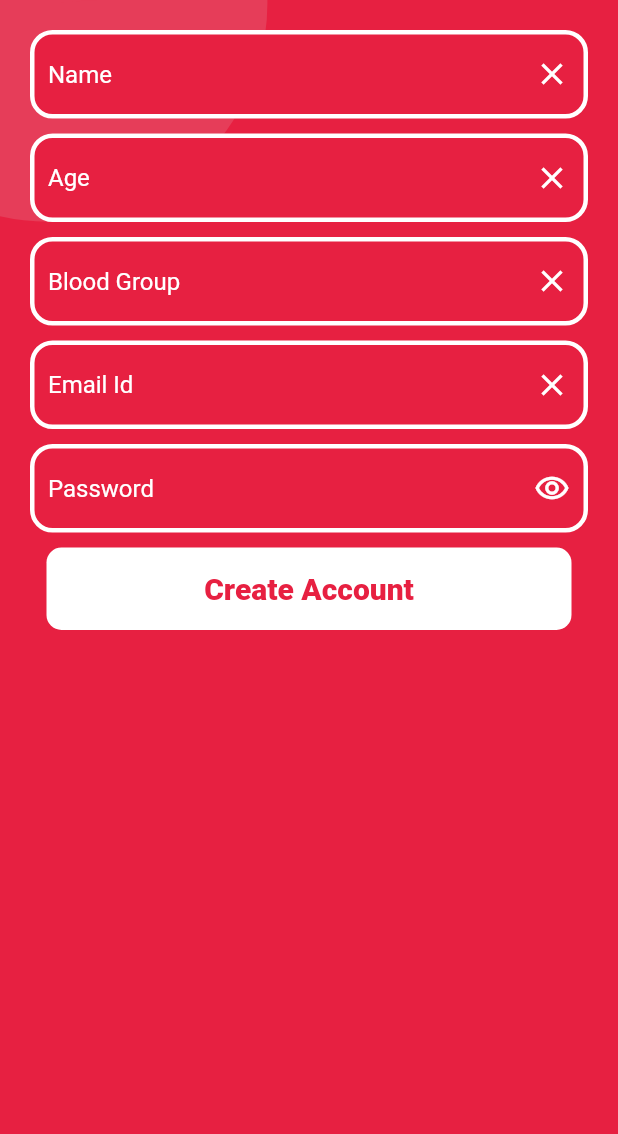
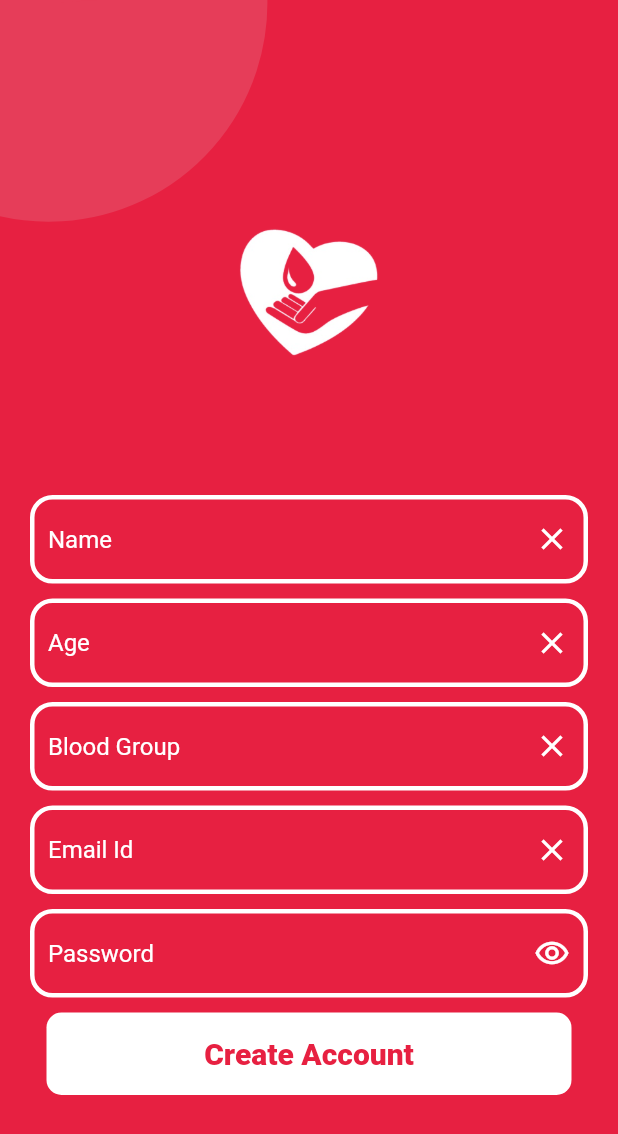
Before and after one commit to adinashby-vanier-college/app-dev-2-project-gurjas936, a Flutter app: the createAccount screen opened directly, on a phone screen of 412 x 824 dp. Shown: the top 1134 px of the screen. Run offline on Flutter 3.47's test engine with Material 2 defaults, Android fonts, the phone set to English and light mode, and no system bars; Roboto replaces fonts that are missing (Qiucksand, Quicksand).

Commit message:
createAccount

```diff
--- a/lib/screens/createAccount.dart
+++ b/lib/screens/createAccount.dart
@@ -28,21 +28,21 @@ class createAccount extends StatelessWidget {
               foregroundPainter: LinePainter(),
             ),
           ),
-          // Center(
-          //   child: SizedBox(
-          //     child: Container(
-          //       height: 250.0,
-          //       width: 250.0,
-          //       margin: const EdgeInsets.only(top: 60),
-          //       decoration: const BoxDecoration(
-          //         // color: Colors.cyan,
-          //         image:DecorationImage(
-          //             image: AssetImage('images/logo-removebg-preview.png')
-          //         ),
-          //       ),
-          //     ),
-          //   ),
-          // ),
+          Center(
+            child: SizedBox(
+              child: Container(
+                height: 250.0,
+                width: 250.0,
+                margin: const EdgeInsets.only(top: 60),
+                decoration: const BoxDecoration(
+                  // color: Colors.cyan,
+                  image:DecorationImage(
+                      image: AssetImage('images/logo-removebg-preview.png')
+                  ),
+                ),
+              ),
+            ),
+          ),
           const SizedBox(height: 10.0), /////     create space above the fields
           Container(
             padding: const EdgeInsets.only(right: 20.0, left: 20.0, bottom: 10),
```
